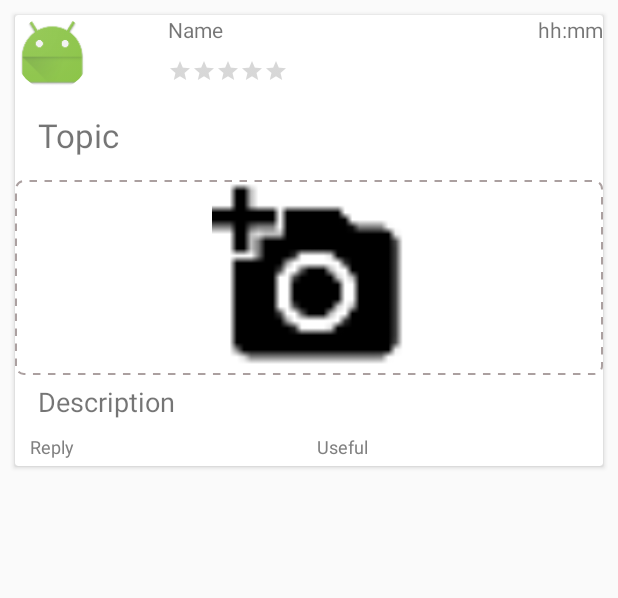
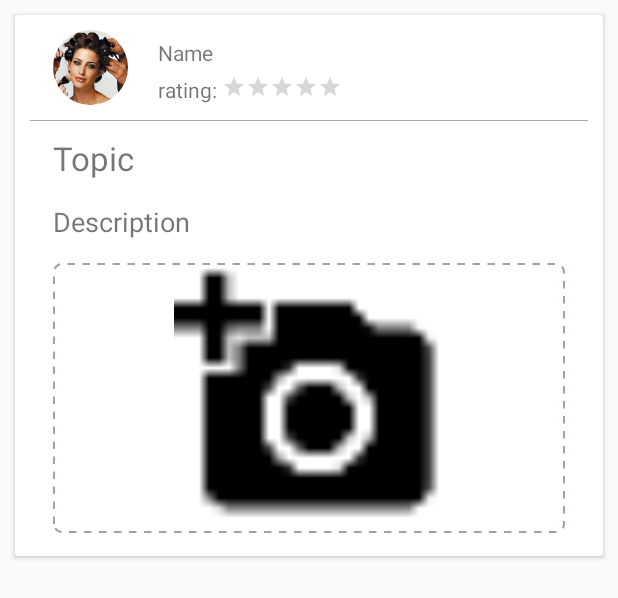
Before and after one commit to 7daysnevermore/SeniorProject, an Android app: the layout review_card.xml on its own in the app's theme, with its tools: preview values and no code run, on a phone screen of 412 x 824 dp. Shown: the top 598 px of the screen. Run offline under Robolectric (Android 15) with nearby library versions, the phone set to English and light mode, and no system bars.

Commit message:
ReviewCard

```diff
--- a/BeautyBlinkCustomer/app/src/main/res/layout/review_card.xml
+++ b/BeautyBlinkCustomer/app/src/main/res/layout/review_card.xml
@@ -6,62 +6,86 @@
     <LinearLayout
         android:layout_width="match_parent"
         android:layout_height="wrap_content"
+        android:layout_marginLeft="10dp"
+        android:layout_marginRight="10dp"
         android:orientation="vertical">
 
         <LinearLayout
             android:layout_width="match_parent"
             android:layout_height="wrap_content"
-            android:orientation="horizontal"
-            >
+            android:layout_marginTop="10dp"
+            android:layout_marginBottom="10dp"
+            android:orientation="horizontal">
+
             <de.hdodenhof.circleimageview.CircleImageView
                 android:layout_width="50dp"
                 android:layout_height="50dp"
-                android:src="@mipmap/ic_launcher"
+                android:src="@mipmap/services"
+                android:layout_marginLeft="15dp"
                 android:id="@+id/pic_pro"
-                android:layout_marginRight="52dp"
-                android:layout_marginEnd="52dp"
                 android:layout_centerVertical="true"
                 android:foregroundGravity="center" />
+
             <LinearLayout
                 android:layout_width="wrap_content"
                 android:layout_height="wrap_content"
-                android:orientation="vertical"
-                >
+                android:layout_marginLeft="20dp"
+                android:orientation="vertical">
+
+                <LinearLayout
+                    android:layout_width="match_parent"
+                    android:layout_height="match_parent"
+                    android:layout_marginTop="5dp">
+
                     <TextView
                         android:text="Name"
                         android:layout_width="wrap_content"
                         android:layout_height="wrap_content"
                         android:id="@+id/tname"
                         android:layout_gravity="center_vertical" />
+
+                </LinearLayout>
+
+                <LinearLayout
+                    android:layout_width="match_parent"
+                    android:layout_height="match_parent"
+                    android:layout_marginTop="5dp"
+                    android:orientation="horizontal">
+
+                    <TextView
+                        android:layout_width="match_parent"
+                        android:layout_height="match_parent"
+                        android:gravity="center_vertical"
+                        android:layout_weight="1"
+                        android:text="rating: "/>
+
                     <RatingBar
                         android:id="@+id/rating"
                         android:layout_width="wrap_content"
-                    android:layout_height="wrap_content"
+                        android:layout_height="match_parent"
                         style="?android:attr/ratingBarStyleSmall"
                         android:numStars="5"
                         android:stepSize="0.1"
                         android:progressTint="@color/ratingstar"
-                    android:layout_marginTop="10dp"
                         android:isIndicator="true" />
+
                 </LinearLayout>
 
-
-            <TextView
-                android:text="hh:mm"
-                android:layout_width="wrap_content"
-                android:layout_height="wrap_content"
-                android:id="@+id/btnTime"
-                android:layout_weight="1"
-                android:gravity="top|right" />
+            </LinearLayout>
 
         </LinearLayout>
+
+        <View
+            android:layout_width="match_parent"
+            android:layout_height="0.5dp"
+            android:background="@android:color/darker_gray" />
+
         <TextView
             android:layout_width="match_parent"
             android:layout_height="wrap_content"
             android:id="@+id/topic"
             android:text="Topic"
             android:maxLines="1"
-            android:paddingTop="5dp"
             android:paddingBottom="5dp"
             android:paddingLeft="10dp"
             android:layout_marginLeft="5dp"
@@ -69,9 +93,24 @@
             android:textSize="22dp" />
 
 
+        <TextView
+            android:layout_width="match_parent"
+            android:layout_height="wrap_content"
+            android:id="@+id/des"
+            android:text="Description"
+            android:maxLines="1"
+            android:paddingTop="10dp"
+            android:paddingBottom="5dp"
+            android:paddingLeft="10dp"
+            android:layout_marginLeft="5dp"
+            android:textSize="18dp" />
+
         <ImageView
             android:layout_width="match_parent"
-            android:layout_height="130dp"
+            android:layout_height="180dp"
+            android:layout_marginRight="15dp"
+            android:layout_marginLeft="15dp"
+            android:layout_marginBottom="15dp"
             android:id="@+id/post_image"
             android:src="@drawable/ic_add_a_photo"
             android:scaleType="fitCenter"
@@ -79,50 +118,6 @@
             android:adjustViewBounds="true"
             android:layout_marginTop="10dp"/>
 
-        <TextView
-            android:layout_width="match_parent"
-            android:layout_height="wrap_content"
-            android:id="@+id/des"
-            android:text="Description"
-            android:maxLines="1"
-            android:paddingTop="5dp"
-            android:paddingBottom="5dp"
-            android:paddingLeft="10dp"
-            android:layout_marginLeft="5dp"
-            android:textSize="18dp" />
-
-        <LinearLayout
-            android:layout_width="match_parent"
-            android:layout_height="25dp"
-            android:gravity="center_vertical"
-            android:paddingTop="3dp"
-            android:paddingBottom="3dp"
-            android:paddingLeft="10dp"
-            android:orientation="horizontal">
-
-            <TextView
-                android:layout_weight="1"
-                android:layout_width="match_parent"
-                android:layout_height="match_parent"
-                android:gravity="center_vertical"
-                android:id="@+id/reply"
-                android:textSize="12dp"
-                android:textColor="#808080"
-                android:text="Reply" />
-
-            <TextView
-                android:layout_weight="1"
-                android:layout_width="match_parent"
-                android:layout_height="match_parent"
-                android:gravity="center_vertical"
-                android:id="@+id/service"
-                android:textSize="12dp"
-                android:textColor="#808080"
-                android:text="Useful" />
-
-        </LinearLayout>
-
-
     </LinearLayout>
 
 </android.support.v7.widget.CardView>
```
Lines whose indentation alone changed are shown as unchanged.
